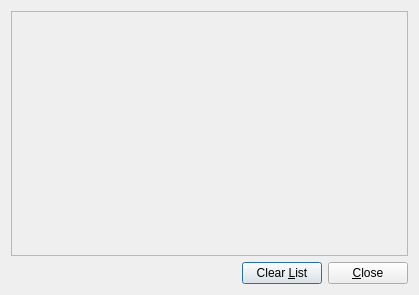
First picture: the form in forms/ThreadManager.ui, repository LuminanceHDR/LuminanceHDR, before the edit.
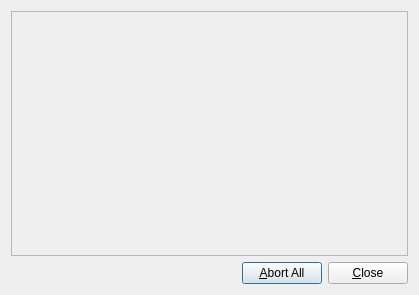
Second picture: the form after the edit.

Commit message: ProgressIndicator in ThreadManager removed automatically when proccess ended or aborted, removed clearAll button, added abortAll button.

```diff
--- a/forms/ThreadManager.ui
+++ b/forms/ThreadManager.ui
@@ -71,9 +71,9 @@
         </spacer>
        </item>
        <item>
-        <widget class="QPushButton" name="clearButton" >
-         <property name="text" >
-          <string>Clear &amp;List</string>
+        <widget class="QPushButton" name="abortAllButton">
+         <property name="text">
+          <string>&amp;Abort All</string>
          </property>
         </widget>
        </item>
```
Left out of the diff: 55 changed lines with no effect on the pictures. The commit also changes 6 other files.
